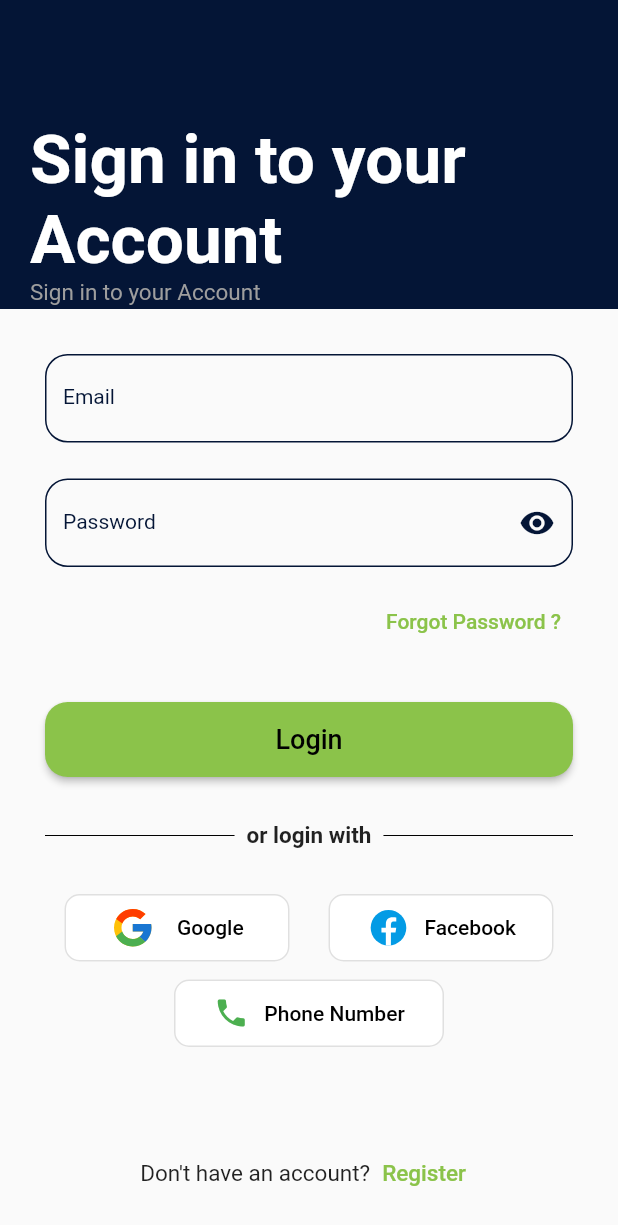
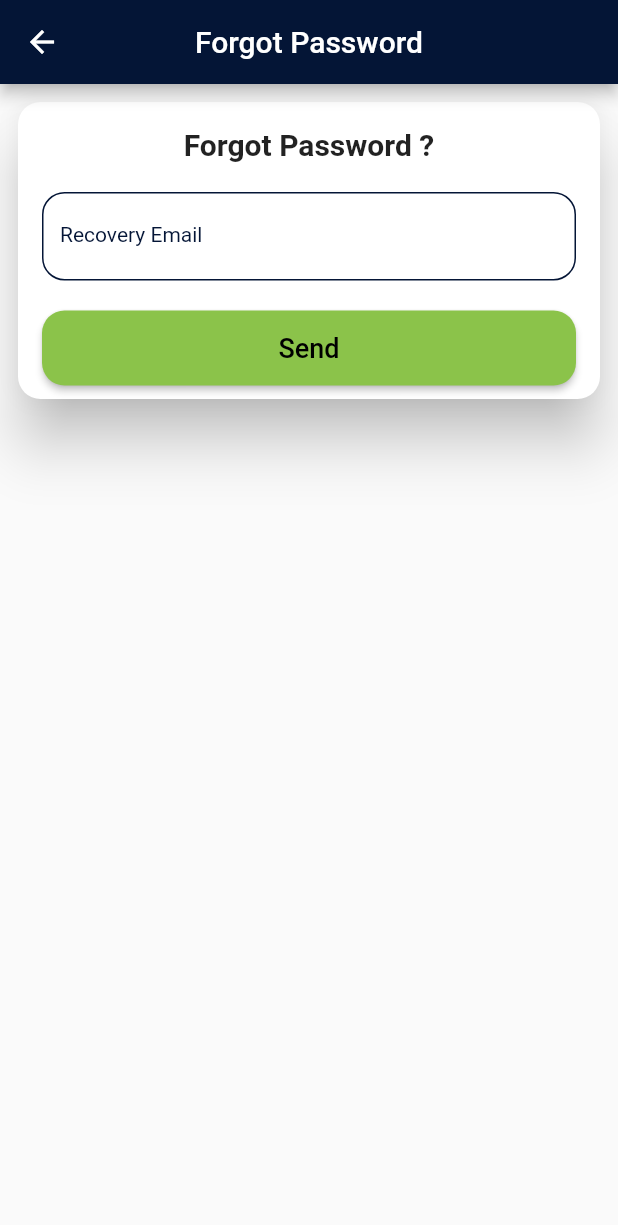
Before and after one commit to puzanadhikari/roomfinder, a Flutter app: the screen it shows after launch, after a tap on "Forgot Password ?", on a phone screen of 412 x 824 dp. Shown: the top 1225 px of the screen. Run offline on Flutter 3.47's test engine with Material 2 defaults, Android fonts, the phone set to English and light mode, and no system bars; our stand-ins replace carousel_slider, cloud_firestore, curved_navigation_bar, file_picker, firebase_auth, firebase_core and 7 more; missing offline and left inert: flutter_facebook_auth, flutter_pdfview; accounts and stored records are empty.

Commit message:
forgot password done through firebase

```diff
--- /dev/null
+++ b/lib/Auth/forgotPassword.dart
@@ -0,0 +1,90 @@
+import 'package:flutter/material.dart';
+
+import '../Constants/styleConsts.dart';
+import 'firebase_auth.dart';
+
+class ForgotPassword extends StatefulWidget {
+  const ForgotPassword({super.key});
+
+  @override
+  State<ForgotPassword> createState() => _ForgotPasswordState();
+}
+
+class _ForgotPasswordState extends State<ForgotPassword> {
+  final FirebaseAuthService _auth = FirebaseAuthService();
+  TextEditingController _forgotPassword = TextEditingController();
+
+  void _sendPasswordResetEmail() async {
+    String email = _forgotPassword.text.trim();
+    if (email.isEmpty) {
+      ScaffoldMessenger.of(context).showSnackBar(
+        SnackBar(content: Text('Please enter your email address')),
+      );
+      return;
+    }
+    try {
+      _auth.forgotPassword(context, email);
+    } catch (e) {
+      ScaffoldMessenger.of(context).showSnackBar(
+        SnackBar(content: Text('Error: ${e.toString()}')),
+      );
+    }
+  }
+
+  @override
+  Widget build(BuildContext context) {
+    return Scaffold(
+      appBar: AppBar(
+        title: Text("Forgot Password"),
+        centerTitle: true,
+        backgroundColor: kThemeColor,
+      ),
+      body: Padding(
+        padding: const EdgeInsets.all(8.0),
+        child: Container(
+          height: MediaQuery.of(context).size.height / 4,
+          child: Card(
+            shape: RoundedRectangleBorder(
+              borderRadius: BorderRadius.circular(15.0),
+            ),
+            shadowColor: Colors.black,
+            elevation: 16.0,
+            child: ListTile(
+              title: Column(
+                mainAxisAlignment: MainAxisAlignment.center,
+                children: [
+                  Text(
+                    'Forgot Password ?',
+                    style: TextStyle(fontWeight: FontWeight.bold, fontSize: 20),
+                  ),
+                  SizedBox(height: 20),
+                  TextFormField(
+                    controller: _forgotPassword,
+                    decoration: KFormFieldDecoration.copyWith(
+                        labelText: "Recovery Email"),
+                  ),
+                  SizedBox(height: 20),
+                  Container(
+                    width: MediaQuery.of(context).size.width,
+                    height: 50,
+                    child: ElevatedButton(
+                      onPressed: _sendPasswordResetEmail,
+                      child: Text("Send",
+                          style: TextStyle(color: Colors.black, fontSize: 18)),
+                      style: ElevatedButton.styleFrom(
+                        primary: appBarColor,
+                        shape: RoundedRectangleBorder(
+                          borderRadius: BorderRadius.circular(15.0),
+                        ),
+                      ),
+                    ),
+                  ),
+                ],
+              ),
+            ),
+          ),
+        ),
+      ),
+    );
+  }
+}
--- a/lib/Auth/loginPage.dart
+++ b/lib/Auth/loginPage.dart
@@ -3,6 +3,7 @@ import 'package:flutter/material.dart';
 import 'package:flutter_facebook_auth/flutter_facebook_auth.dart';
 import 'package:flutter_svg/svg.dart';
 import 'package:loading_animation_widget/loading_animation_widget.dart';
+import 'package:meroapp/Auth/forgotPassword.dart';
 import 'package:meroapp/Constants/styleConsts.dart';
 import 'package:meroapp/Auth/loginViaNumber.dart';
 import 'package:meroapp/Auth/registerPage.dart';
@@ -119,7 +120,13 @@ class _LoginPageState extends State<LoginPage> {
                           Align(
                               alignment: Alignment.bottomRight,
                               child: TextButton(
-                                  onPressed: () {},
+                                  onPressed: () {
+                                    Navigator.push(
+                                        context,
+                                        MaterialPageRoute(
+                                            builder: (context) =>
+                                                ForgotPassword()));
+                                  },
                                   child: Text(
                                     "Forgot Password ?",
                                     style: TextStyle(color: appBarColor),
--- a/lib/informationDetail.dart
+++ b/lib/informationDetail.dart
@@ -65,7 +65,7 @@ class _InformationDetailsState extends State<InformationDetails> {
                           'Email:',
                           style: TextStyle(fontWeight: FontWeight.bold),
                         ),
-                        subtitle: Text(user?.email ?? ''),
+                        subtitle: Text(user?.email ?? 'Email not received yet'),
                       ),
                       Divider(),
                       ListTile(
@@ -73,7 +73,7 @@ class _InformationDetailsState extends State<InformationDetails> {
                           'Phone:',
                           style: TextStyle(fontWeight: FontWeight.bold),
                         ),
-                        subtitle: Text(user?.phoneNumber ?? ''),
+                        subtitle: Text(user?.phoneNumber ?? '9841100460'),
                       ),
                     ],
                   ),
```
Also changed, not shown: lib/Auth/firebase_auth.dart (+28 -3 lines).
